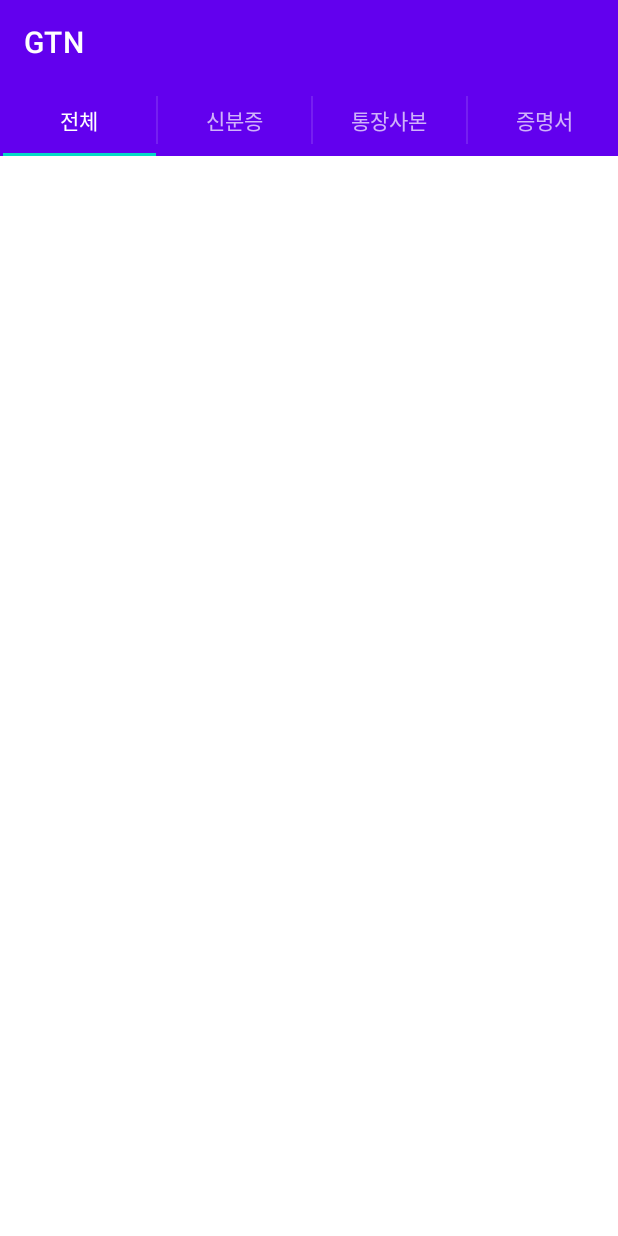
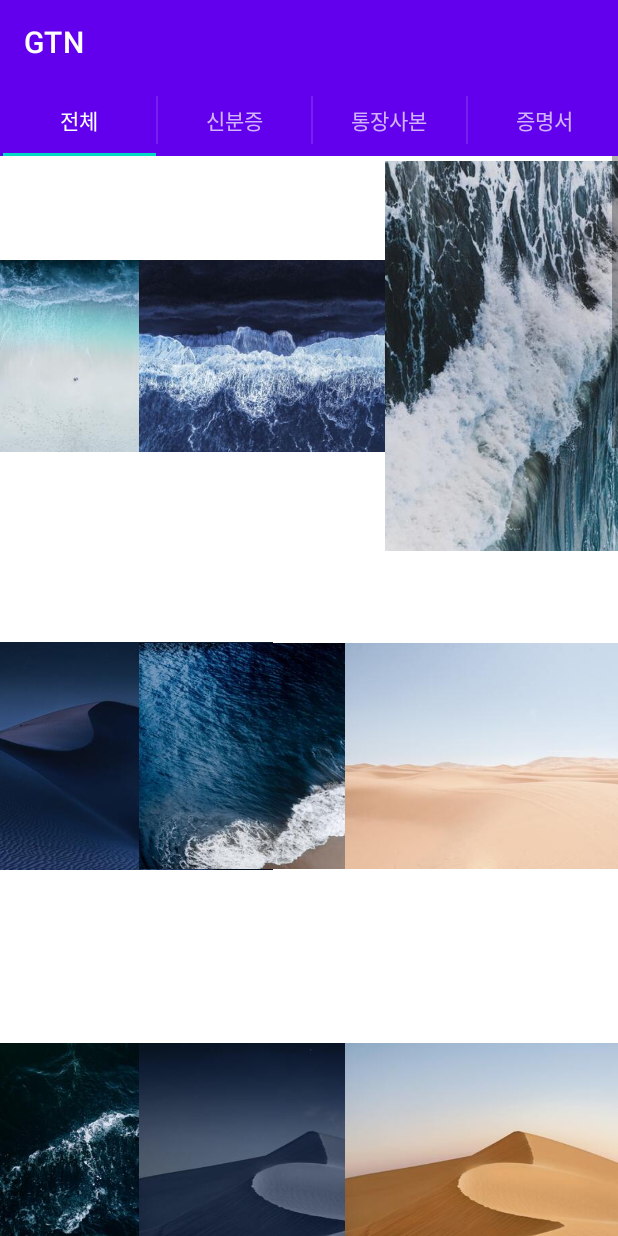
Before and after one commit to SKshieldus-8/gaetamna, an Android app: the screen it shows after launch (SecondActivity), after a tap on "BUTTON", on a phone screen of 412 x 824 dp. Run offline under Robolectric (Android 15) with nearby library versions, the phone set to English and light mode, and no system bars.

Commit message:
Revert "first commit"

```diff
--- a/GTN/app/src/main/java/com/example/gtn/MainActivity.kt
+++ b/GTN/app/src/main/java/com/example/gtn/MainActivity.kt
@@ -1,11 +1,9 @@
 package com.example.gtn
 
-import android.content.Context
 import android.content.Intent
 import android.os.Bundle
 import android.widget.*
 import androidx.appcompat.app.AppCompatActivity
-import androidx.core.app.ActivityCompat
 import java.util.regex.Pattern
 
 @Suppress("deprecation")
@@ -20,8 +18,6 @@ class MainActivity : AppCompatActivity(){
 
         edittext_password = findViewById<EditText>(R.id.LoginPage_editTextTextPassword)
         btnLogin = findViewById<Button>(R.id.LoginPage_button)
-
-        ActivityCompat.requestPermissions(this, arrayOf(android.Manifest.permission.WRITE_EXTERNAL_STORAGE), Context.MODE_PRIVATE)
 
         btnLogin.setOnClickListener {
             var password = edittext_password.text.toString()
--- a/GTN/app/src/main/java/com/example/gtn/SecondActivity.kt
+++ b/GTN/app/src/main/java/com/example/gtn/SecondActivity.kt
@@ -2,21 +2,17 @@ package com.example.gtn
 
 import android.content.Context
 import android.content.Intent
-import android.graphics.BitmapFactory
 import android.os.Bundle
-import android.os.Environment
-import android.util.Log
 import android.view.LayoutInflater
 import android.view.View
 import android.view.ViewGroup
 import android.widget.BaseAdapter
 import android.widget.GridView
 import android.widget.ImageView
+import android.widget.Toast
 import androidx.appcompat.app.ActionBar
 import androidx.appcompat.app.AppCompatActivity
 import androidx.fragment.app.FragmentTransaction
-import java.io.File
-
 
 @Suppress("deprecation")
 class SecondActivity : AppCompatActivity(), ActionBar.TabListener {
@@ -80,10 +76,6 @@ class SecondActivity : AppCompatActivity(), ActionBar.TabListener {
     class MyTabFragment : androidx.fragment.app.Fragment(){
         var tabName: String? = null
 
-        var curNum : Int = 0
-        var imageFiles: Array<File>? = null
-        lateinit var imageFname: String
-
         override fun onCreate(savedInstanceState: Bundle?){
             super.onCreate(savedInstanceState)
             var data = arguments
@@ -107,30 +99,22 @@ class SecondActivity : AppCompatActivity(), ActionBar.TabListener {
             // 해당하는 유형의 사진 출력
             // 사진이 눌렸을 경우 실행할 이벤트를 함수로 만들어 재사용 할 것
             //
-            try {
-                imageFiles =
-                    File(Environment.getExternalStorageDirectory().absolutePath + "/DCIM").listFiles()
-                //이게 왜 Null일까,,,
-            }catch (e: Exception){
-                Log.e("error", "$e")
-            }
-            //imageFname = imageFiles!![0].toString()
 
             if(tabName === "전체") {
                 var gv = view.findViewById<View>(R.id.tab1_gridView) as GridView
-                var gAdapter = MyGridAdapter(context = cont, imageFiles)
+                var gAdapter = MyGridAdapter(context = cont)
                 gv.adapter = gAdapter
 
                 // 해당 이미지 넘겨주기
                 gv.setOnItemClickListener { adapterView, view, position, id ->
 
                     var intent = Intent(cont, ThirdActivity::class.java)
-                    //var item = gAdapter.getItem(position) as Array<Int>
-                    //var itemId = gAdapter.getItemId(position)
+                    var item = gAdapter.getItem(position) as Array<Int>
+                    var itemId = gAdapter.getItemId(position)
 
-                    //intent.putExtra("arrayImage", item)
-                    //intent.putExtra("Num", position) // 숫자
-                    //intent.putExtra("itemId", itemId.toInt())
+                    intent.putExtra("arrayImage", item)
+                    intent.putExtra("Num", position) // 숫자
+                    intent.putExtra("itemId", itemId.toInt())
                     startActivity(intent)
                 }
             }
@@ -138,7 +122,7 @@ class SecondActivity : AppCompatActivity(), ActionBar.TabListener {
             if(tabName === "신분증") {
                 // 해당되는 이미지만 불러와야함
                 var gv = view.findViewById<View>(R.id.tab2_gridView) as GridView
-                var gAdapter = MyGridAdapter(context = cont, imageFiles!!)
+                var gAdapter = MyGridAdapter(context = cont)
                 gv.adapter = gAdapter
 
             }
@@ -146,32 +130,44 @@ class SecondActivity : AppCompatActivity(), ActionBar.TabListener {
             if(tabName === "통장사본") {
                 // 해당되는 이미지만 불러와야함
                 var gv = view.findViewById<View>(R.id.tab3_gridView) as GridView
-                var gAdapter = MyGridAdapter(context = cont, imageFiles!!)
+                var gAdapter = MyGridAdapter(context = cont)
                 gv.adapter = gAdapter
             }
 
             if(tabName === "증명서") {
                 // 해당되는 이미지만 불러와야함
                 var gv = view.findViewById<View>(R.id.tab4_gridView) as GridView
-                var gAdapter = MyGridAdapter(context = cont, imageFiles!!)
+                var gAdapter = MyGridAdapter(context = cont)
                 gv.adapter = gAdapter
             }
         }
     }
 
-    class MyGridAdapter(var context: Context?, images: Array<File>?) : BaseAdapter() {
-        var imageFname = images?.get(0)?.toString()
+    class MyGridAdapter(var context: Context?) : BaseAdapter() {
+
+        var imageId = arrayOf(
+            R.drawable.img01, R.drawable.img02, R.drawable.img03,
+            R.drawable.img04, R.drawable.img05, R.drawable.img06,
+            R.drawable.img07, R.drawable.img08, R.drawable.img09,
+            R.drawable.img10, R.drawable.img11, R.drawable.img12,
+            R.drawable.img13, R.drawable.img14, R.drawable.img15,
+            R.drawable.img01, R.drawable.img02, R.drawable.img03,
+            R.drawable.img04, R.drawable.img05, R.drawable.img06,
+            R.drawable.img07, R.drawable.img08, R.drawable.img09,
+            R.drawable.img10, R.drawable.img11, R.drawable.img12,
+            R.drawable.img13, R.drawable.img14, R.drawable.img15
+        )
 
         override fun getCount(): Int {
-            return 0
+            return imageId.size
         }
 
         override fun getItem(p0: Int): Any {
-            return 0
+            return imageId
         }
 
         override fun getItemId(p0: Int): Long {
-            return 0
+            return imageId[p0].toLong()
         }
 
         override fun getView(p0: Int, p1: View?, p2: ViewGroup?): View {
@@ -180,11 +176,7 @@ class SecondActivity : AppCompatActivity(), ActionBar.TabListener {
             imageview.scaleType = ImageView.ScaleType.FIT_CENTER
             imageview.setPadding(5, 5, 5, 5)
 
-            //imageview.setImageResource(imageId[p0])
-            //imageview.setImageURI()
-
-            var bitmap = BitmapFactory.decodeFile(imageFname)
-            imageview.setImageBitmap(bitmap)
+            imageview.setImageResource(imageId[p0])
 
             return imageview
         }
```
Also changed, not shown: 635 other files.
